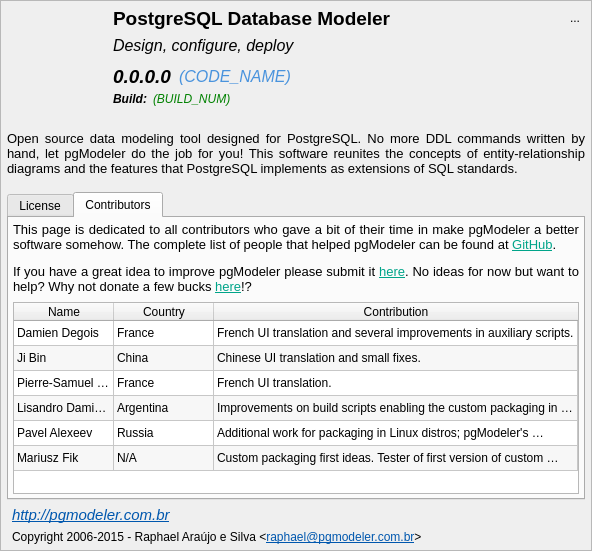
First picture: the form in libpgmodeler_ui/ui/aboutwidget.ui, repository pgmodeler/pgmodeler, before the edit.
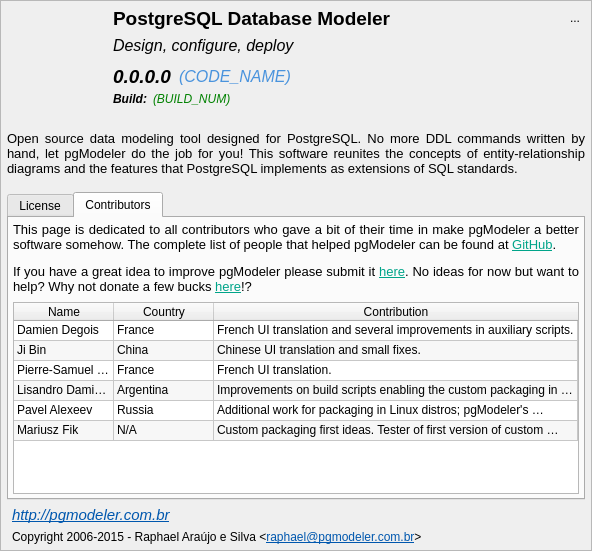
Second picture: the form after the edit. The open tabs and pages were chosen to show the change. Icons and pictures are not drawn.

Commit message: Truncating the SQL commands attached to Connection class exceptions.

```diff
--- a/libpgmodeler_ui/ui/aboutwidget.ui
+++ b/libpgmodeler_ui/ui/aboutwidget.ui
@@ -694,7 +694,7 @@
              <bool>false</bool>
             </attribute>
             <attribute name="verticalHeaderDefaultSectionSize">
-             <number>25</number>
+             <number>20</number>
             </attribute>
             <attribute name="verticalHeaderMinimumSectionSize">
              <number>20</number>
```
The commit also changes 2 other files.
